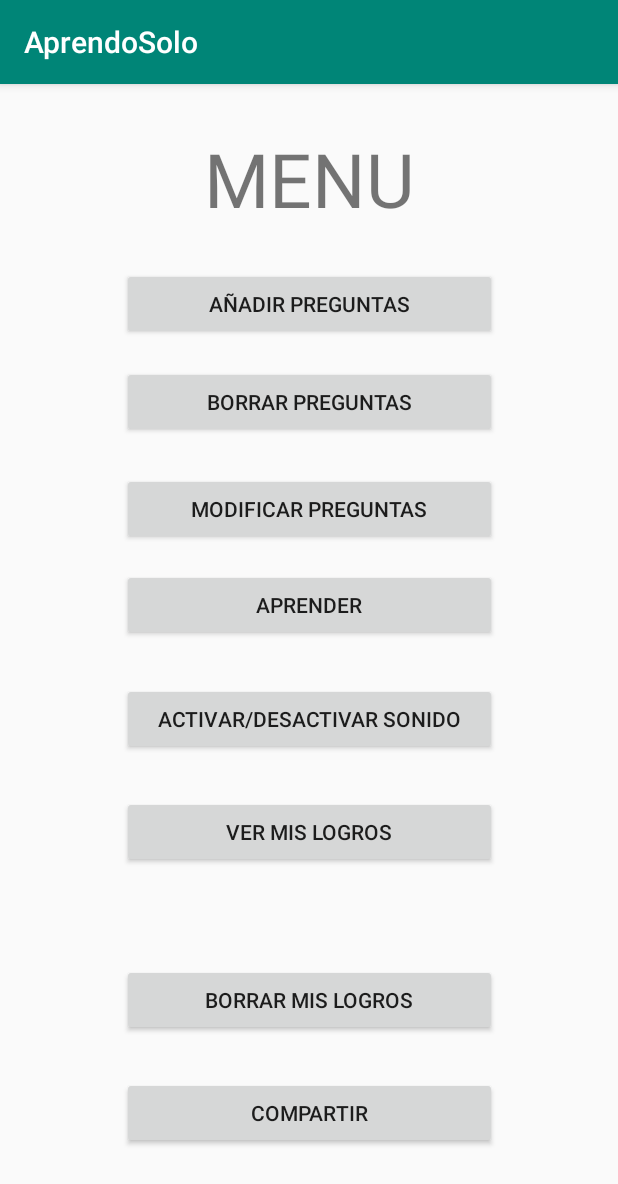
After one commit to MarioOsuna/AprendoSolo_PM, an Android app: the Menu screen opened directly, with no data from a screen before it, on a phone screen of 412 x 824 dp. The commit adds this screen. Shown: the top 1184 px of the screen. Run offline under Robolectric (Android 15) with nearby library versions, the phone set to English and light mode, and no system bars.

```diff
--- /dev/null
+++ b/app/src/main/java/com/example/aprendosolo/Menu.java
@@ -0,0 +1,14 @@
+package com.example.aprendosolo;
+
+import androidx.appcompat.app.AppCompatActivity;
+
+import android.os.Bundle;
+
+public class Menu extends AppCompatActivity {
+
+    @Override
+    protected void onCreate(Bundle savedInstanceState) {
+        super.onCreate(savedInstanceState);
+        setContentView(R.layout.activity_menu);
+    }
+}
--- /dev/null
+++ b/app/src/main/res/layout/activity_menu.xml
@@ -0,0 +1,99 @@
+<?xml version="1.0" encoding="utf-8"?>
+<androidx.constraintlayout.widget.ConstraintLayout xmlns:android="http://schemas.android.com/apk/res/android"
+    xmlns:app="http://schemas.android.com/apk/res-auto"
+    xmlns:tools="http://schemas.android.com/tools"
+    android:layout_width="match_parent"
+    android:layout_height="match_parent"
+    tools:context=".Menu">
+
+    <Button
+        android:id="@+id/buttonCompartir"
+        android:layout_width="250dp"
+        android:layout_height="wrap_content"
+        android:layout_marginBottom="58dp"
+        android:text="@string/Compartir"
+        app:layout_constraintBottom_toBottomOf="parent"
+        app:layout_constraintEnd_toEndOf="parent"
+        app:layout_constraintStart_toStartOf="parent" />
+
+    <Button
+        android:id="@+id/buttonAnadir"
+        android:layout_width="250dp"
+        android:layout_height="wrap_content"
+        android:layout_marginTop="26dp"
+        android:text="@string/añadir"
+        app:layout_constraintEnd_toEndOf="parent"
+        app:layout_constraintStart_toStartOf="parent"
+        app:layout_constraintTop_toBottomOf="@+id/textView2" />
+
+    <Button
+        android:id="@+id/buttonBorrar"
+        android:layout_width="250dp"
+        android:layout_height="wrap_content"
+        android:layout_marginTop="17dp"
+        android:text="@string/Borrar"
+        app:layout_constraintEnd_toEndOf="parent"
+        app:layout_constraintStart_toStartOf="parent"
+        app:layout_constraintTop_toBottomOf="@+id/buttonAnadir" />
+
+    <Button
+        android:id="@+id/buttonModificar"
+        android:layout_width="250dp"
+        android:layout_height="wrap_content"
+        android:layout_marginTop="23dp"
+        android:text="@string/Modificar"
+        app:layout_constraintEnd_toEndOf="parent"
+        app:layout_constraintStart_toStartOf="parent"
+        app:layout_constraintTop_toBottomOf="@+id/buttonBorrar" />
+
+    <Button
+        android:id="@+id/buttonAprender"
+        android:layout_width="250dp"
+        android:layout_height="wrap_content"
+        android:layout_marginTop="16dp"
+        android:text="@string/Aprender"
+        app:layout_constraintEnd_toEndOf="parent"
+        app:layout_constraintStart_toStartOf="parent"
+        app:layout_constraintTop_toBottomOf="@+id/buttonModificar" />
+
+    <Button
+        android:id="@+id/buttonSonido"
+        android:layout_width="250dp"
+        android:layout_height="wrap_content"
+        android:layout_marginTop="28dp"
+        android:text="@string/Act_Desc"
+        app:layout_constraintEnd_toEndOf="parent"
+        app:layout_constraintStart_toStartOf="parent"
+        app:layout_constraintTop_toBottomOf="@+id/buttonAprender" />
+
+    <Button
+        android:id="@+id/buttonVLogros"
+        android:layout_width="250dp"
+        android:layout_height="wrap_content"
+        android:layout_marginTop="27dp"
+        android:text="@string/VLogros"
+        app:layout_constraintEnd_toEndOf="parent"
+        app:layout_constraintStart_toStartOf="parent"
+        app:layout_constraintTop_toBottomOf="@+id/buttonSonido" />
+
+    <Button
+        android:id="@+id/buttonBLogros"
+        android:layout_width="250dp"
+        android:layout_height="wrap_content"
+        android:layout_marginBottom="27dp"
+        android:text="@string/BLogros"
+        app:layout_constraintBottom_toTopOf="@+id/buttonCompartir"
+        app:layout_constraintEnd_toEndOf="parent"
+        app:layout_constraintStart_toStartOf="parent" />
+
+    <TextView
+        android:id="@+id/textView2"
+        android:layout_width="wrap_content"
+        android:layout_height="wrap_content"
+        android:layout_marginTop="29dp"
+        android:text="MENU"
+        android:textSize="50sp"
+        app:layout_constraintEnd_toEndOf="parent"
+        app:layout_constraintStart_toStartOf="parent"
+        app:layout_constraintTop_toTopOf="parent" />
+</androidx.constraintlayout.widget.ConstraintLayout>
--- a/app/src/main/res/values/strings.xml
+++ b/app/src/main/res/values/strings.xml
@@ -1,3 +1,20 @@
 <resources>
     <string name="app_name">AprendoSolo</string>
+    <string name="Clave">Clave</string>
+    <string name="Hacer">Hacer Foto</string>
+    <string name="Escoger">Escoger Foto</string>
+    <string name="entrar">Entrar</string>
+    <string name="añadir">Añadir preguntas</string>
+    <string name="Borrar">Borrar preguntas</string>
+    <string name="Modificar">Modificar preguntas</string>
+    <string name="Aprender">Aprender</string>
+    <string name="Act_Desc">Activar/Desactivar Sonido</string>
+    <string name="VLogros">Ver mis logros</string>
+    <string name="BLogros">Borrar Mis logros</string>
+    <string name="Compartir">Compartir</string>
+    <string name="Pregunta">Pregunta</string>
+    <string name="Respuesta">Respuesta correcta</string>
+    <string name="RespuestaIncorrecta">Respuesta incorrecta</string>
+    <string name="Añadir1">Añadir</string>
+    <string name="Metros">Meters</string>
 </resources>
--- a/build.gradle
+++ b/build.gradle
@@ -7,7 +7,7 @@ buildscript {
 
     }
     dependencies {
-        classpath 'com.android.tools.build:gradle:3.5.2'
+        classpath 'com.android.tools.build:gradle:3.5.3'
 
         // NOTE: Do not place your application dependencies here; they belong
         // in the individual module build.gradle files
```
Also changed, not shown: app/src/main/AndroidManifest.xml (+7 -0 lines), app/src/main/java/com/example/aprendosolo/AnadirPreguntas.java (added, +14 -0 lines), app/src/main/java/com/example/aprendosolo/Aprender.java (added, +14 -0 lines), app/src/main/java/com/example/aprendosolo/BorrarPregunta.java (added, +14 -0 lines), app/src/main/java/com/example/aprendosolo/ModificarPreguntas.java (added, +14 -0 lines), app/src/main/java/com/example/aprendosolo/Sonido.java (added, +14 -0 lines), app/src/main/java/com/example/aprendosolo/VerLogros.java (added, +14 -0 lines), app/src/main/res/layout/activity_anadir_preguntas.xml (added, +109 -0 lines), app/src/main/res/layout/activity_aprender.xml (added, +28 -0 lines), app/src/main/res/layout/activity_borrar_pregunta.xml (added, +70 -0 lines), app/src/main/res/layout/activity_main.xml (+57 -5 lines), app/src/main/res/layout/activity_modificar_preguntas.xml (added, +108 -0 lines), app/src/main/res/layout/activity_sonido.xml (added, +43 -0 lines), app/src/main/res/layout/activity_ver_logros.xml (added, +66 -0 lines), 1 other file.
